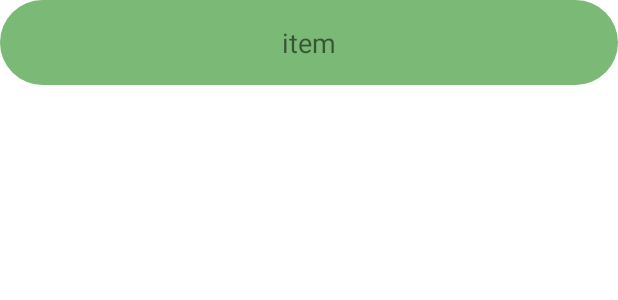
After one commit to riekazalzabillahp/Herbal_Plant, an Android app: the layout list_item_gallery.xml on its own in the app's theme, with its tools: preview values and no code run, on a phone screen of 412 x 824 dp. The commit adds this screen. Shown: the top 300 px of the screen. Run offline under Robolectric (Android 15) with nearby library versions, the phone set to English and light mode, and no system bars.

Commit message:
fix: adapter gallery

```diff
--- a/app/src/main/AndroidManifest.xml
+++ b/app/src/main/AndroidManifest.xml
@@ -15,6 +15,9 @@
             android:name=".DetectorActivity"
             android:exported="true" />
         <activity
+            android:name=".GalleryActivity"
+            android:exported="true" />
+        <activity
             android:name=".MainActivity"
             android:exported="true">
             <intent-filter>
--- a/app/src/main/java/com/rieka/herbaldetector/Model/ModelMain.kt
+++ b/app/src/main/java/com/rieka/herbaldetector/Model/Tanaman.kt
@@ -2,7 +2,7 @@ package com.rieka.herbaldetector.Model
 
 import java.io.Serializable
 
-class ModelMain : Serializable {
+class Tanaman : Serializable {
     var nama: String? = null
     var image: String? = null
     var deskripsi: String? = null
--- a/app/src/main/java/com/rieka/herbaldetector/ResultActivity.kt
+++ b/app/src/main/java/com/rieka/herbaldetector/ResultActivity.kt
@@ -8,13 +8,13 @@ import android.view.MenuItem
 import android.view.View
 import android.view.WindowManager
 import androidx.appcompat.app.AppCompatActivity
-import com.rieka.herbaldetector.Model.ModelMain
+import com.rieka.herbaldetector.Model.Tanaman
 
 class ResultActivity : AppCompatActivity()  {
 
     lateinit var strNamaTanaman: String
     lateinit var strManfaatTanaman: String
-    lateinit var modelMain: ModelMain
+    lateinit var modelMain: Tanaman
 
     override fun onCreate(savedInstanceState: Bundle?) {
         super.onCreate(savedInstanceState)
--- /dev/null
+++ b/app/src/main/res/drawable/bg_gallery.xml
@@ -0,0 +1,6 @@
+<?xml version="1.0" encoding="utf-8"?>
+<shape xmlns:android="http://schemas.android.com/apk/res/android">
+    <solid android:color="@color/primaryColor500" />
+    <corners android:radius="32dp"
+        />
+</shape>
--- /dev/null
+++ b/app/src/main/res/layout/list_item_gallery.xml
@@ -0,0 +1,24 @@
+<?xml version="1.0" encoding="utf-8"?>
+<androidx.constraintlayout.widget.ConstraintLayout xmlns:android="http://schemas.android.com/apk/res/android"
+    android:layout_width="match_parent"
+    android:layout_height="wrap_content"
+    android:layout_marginBottom="16dp"
+    android:background="@drawable/bg_gallery"
+    xmlns:tools="http://schemas.android.com/tools"
+    xmlns:app="http://schemas.android.com/apk/res-auto">
+
+    <TextView
+        android:id="@+id/tv_nama_tanaman"
+        android:layout_width="match_parent"
+        android:layout_height="wrap_content"
+        tools:text="item"
+        android:textAlignment="center"
+        android:textSize="18dp"
+        android:padding="16dp"
+        app:layout_constraintTop_toTopOf="parent"
+        app:layout_constraintLeft_toLeftOf="parent"
+        app:layout_constraintBottom_toBottomOf="parent"
+        />
+
+
+</androidx.constraintlayout.widget.ConstraintLayout>
--- a/app/src/main/res/values/colors.xml
+++ b/app/src/main/res/values/colors.xml
@@ -10,4 +10,7 @@
     <color name="colorPrimary">#64b296</color>
     <color name="colorPrimaryDark">#0c9869</color>
     <color name="colorAccent">#a7eab7</color>
+
+    <color name="primaryColor500">#7AB976</color>
+    <color name="primaryColor600">#569F57</color>
 </resources>
```
Also changed, not shown: app/src/main/java/com/rieka/herbaldetector/Adapter/MainAdapter.kt (+18 -61 lines), app/src/main/java/com/rieka/herbaldetector/GalleryActivity.kt (+12 -18 lines), app/src/main/res/layout/activity_gallery.xml (+11 -27 lines).
